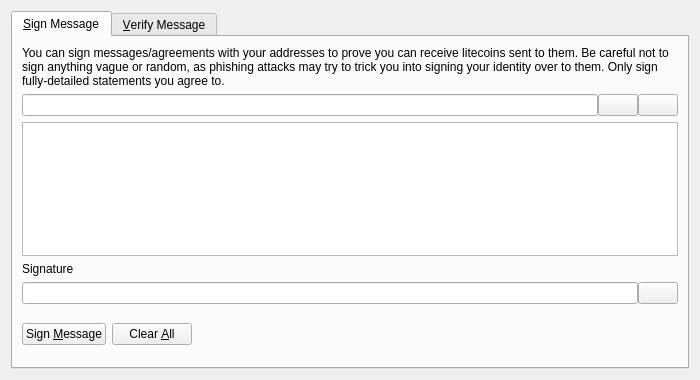
Above: src/qt/forms/signverifymessagedialog.ui from zastil/unifycoin before the change. Below: the same form after it.
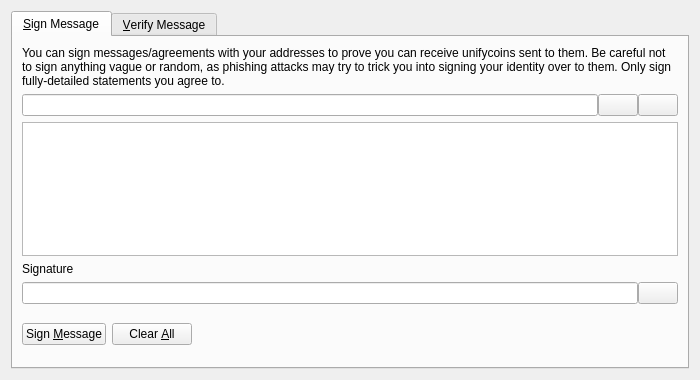
That is the form after the change. Icons and pictures are not drawn. Custom widgets are drawn as their Qt base class.

Patch:
```diff
--- a/src/qt/forms/signverifymessagedialog.ui
+++ b/src/qt/forms/signverifymessagedialog.ui
@@ -30,7 +30,7 @@
        <item>
         <widget class="QLabel" name="infoLabel_SM">
          <property name="text">
-          <string>You can sign messages/agreements with your addresses to prove you can receive litecoins sent to them. Be careful not to sign anything vague or random, as phishing attacks may try to trick you into signing your identity over to them. Only sign fully-detailed statements you agree to.</string>
+          <string>You can sign messages/agreements with your addresses to prove you can receive unifycoins sent to them. Be careful not to sign anything vague or random, as phishing attacks may try to trick you into signing your identity over to them. Only sign fully-detailed statements you agree to.</string>
          </property>
          <property name="textFormat">
           <enum>Qt::PlainText</enum>
```
Left out of the diff: 8 changed lines with no effect on the pictures.
